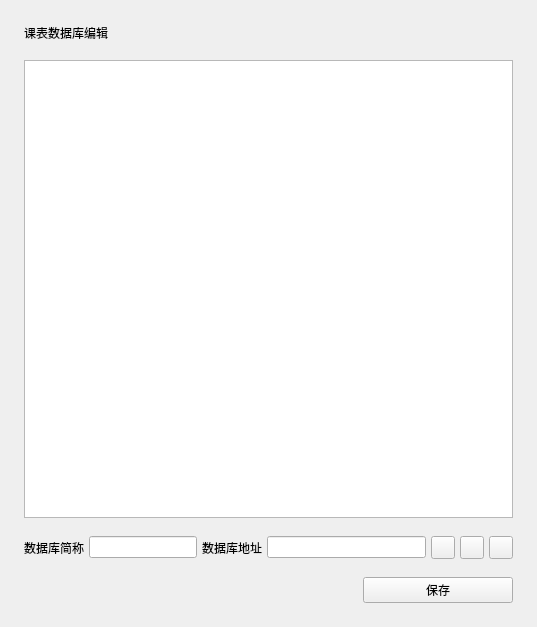
This is view/menu/schedule_db_edit.ui in xuanxuan1231/Class-Widgets as Qt 5 draws it before an edit. The edited form follows.
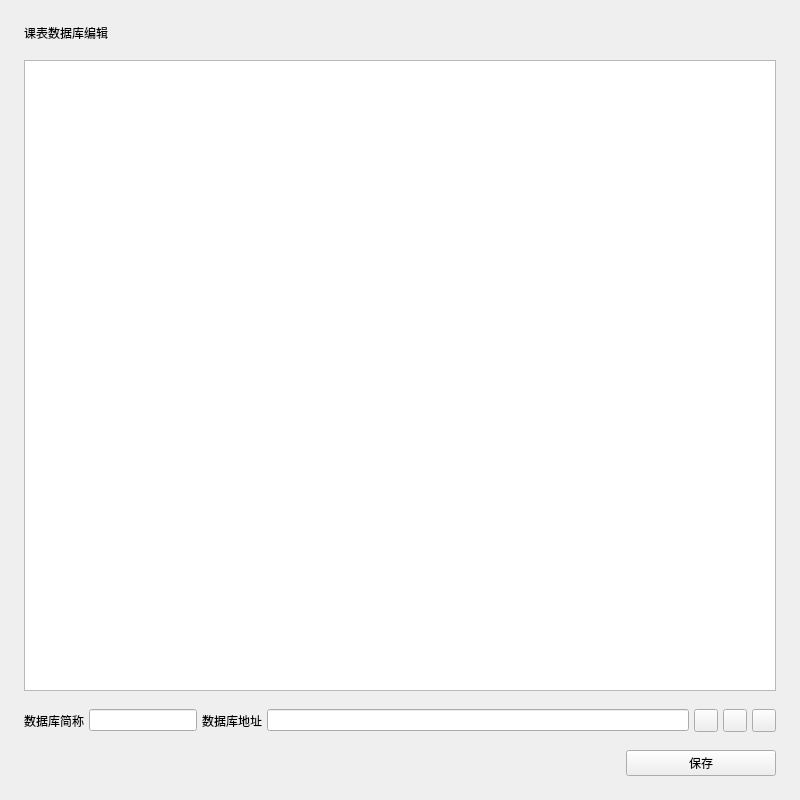
This is the edited form. Custom widgets are drawn as their Qt base class.

The edit to the form file:
```diff
--- a/view/menu/schedule_db_edit.ui
+++ b/view/menu/schedule_db_edit.ui
@@ -6,8 +6,8 @@
    <rect>
     <x>0</x>
     <y>0</y>
-    <width>537</width>
-    <height>627</height>
+    <width>800</width>
+    <height>800</height>
    </rect>
   </property>
   <property name="windowTitle">
```
